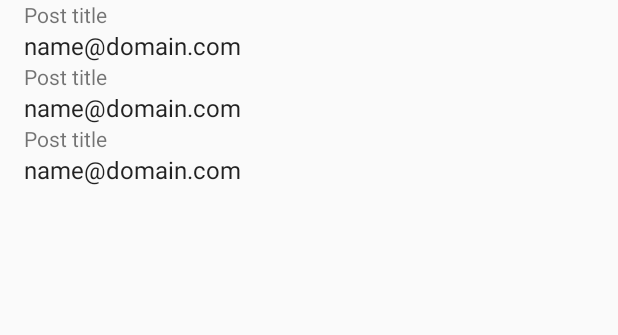
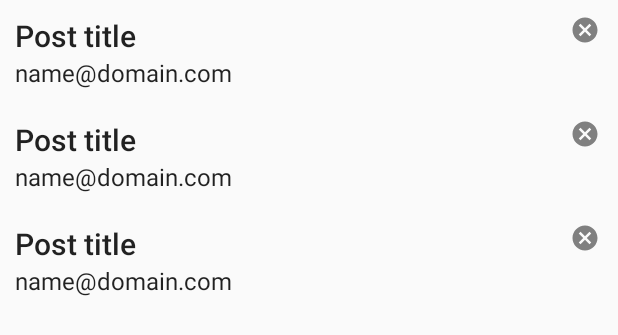
Before and after one commit to Bresiu/CodeChallenge, an Android app: the layout item_list.xml on its own in the app's theme, with its tools: preview values and no code run, on a phone screen of 412 x 824 dp. Shown: the top 335 px of the screen. Run offline under Robolectric (Android 15) with nearby library versions, the phone set to English and light mode, and no system bars.

Commit message:
Implement item click logic; Adjust list item UI

```diff
--- a/app/build.gradle
+++ b/app/build.gradle
@@ -5,6 +5,9 @@ apply plugin: 'kotlin-kapt'
 
 android {
 	compileSdkVersion 28
+	dataBinding {
+		enabled = true
+	}
 	defaultConfig {
 		applicationId "com.bresiu.codechallenge"
 		minSdkVersion 24
@@ -12,6 +15,7 @@ android {
 		versionCode 1
 		versionName "1.0"
 		testInstrumentationRunner "android.support.test.runner.AndroidJUnitRunner"
+		vectorDrawables.useSupportLibrary = true
 	}
 	buildTypes {
 		release {
--- /dev/null
+++ b/app/src/main/res/drawable/close_circle.xml
@@ -0,0 +1,8 @@
+<!-- drawable/close-circle.xml -->
+<vector xmlns:android="http://schemas.android.com/apk/res/android"
+    android:height="24dp"
+    android:width="24dp"
+    android:viewportWidth="24"
+    android:viewportHeight="24">
+    <path android:fillColor="#000" android:pathData="M12,2C17.53,2 22,6.47 22,12C22,17.53 17.53,22 12,22C6.47,22 2,17.53 2,12C2,6.47 6.47,2 12,2M15.59,7L12,10.59L8.41,7L7,8.41L10.59,12L7,15.59L8.41,17L12,13.41L15.59,17L17,15.59L13.41,12L17,8.41L15.59,7Z" />
+</vector>
--- a/app/src/main/res/layout-w900dp/item_list.xml
+++ b/app/src/main/res/layout-w900dp/item_list.xml
@@ -4,24 +4,27 @@
 		xmlns:tools="http://schemas.android.com/tools"
 		android:layout_width="match_parent"
 		android:layout_height="match_parent"
-		android:layout_marginLeft="16dp"
-		android:layout_marginRight="16dp"
 		android:baselineAligned="false"
 		android:divider="?android:attr/dividerHorizontal"
 		android:orientation="horizontal"
 		android:showDividers="middle"
+		android:padding="@dimen/list_padding"
 		tools:context=".presentation.activity.ItemListActivity">
 
 	<androidx.recyclerview.widget.RecyclerView
+			xmlns:android="http://schemas.android.com/apk/res/android"
+			xmlns:app="http://schemas.android.com/apk/res-auto"
+			xmlns:tools="http://schemas.android.com/tools"
 			android:id="@+id/item_list"
-			android:name="com.bresiu.codechallenge.ItemListFragment"
-			android:layout_width="@dimen/item_width"
+			android:layout_width="match_parent"
 			android:layout_height="match_parent"
-			android:layout_marginLeft="16dp"
-			android:layout_marginRight="16dp"
-			app:layoutManager="LinearLayoutManager"
-			tools:context="com.bresiu.codechallenge.presentation.activity.ItemListActivity"
-			tools:listitem="@layout/post_content"/>
+			android:paddingEnd="@dimen/list_padding"
+			android:paddingStart="@dimen/list_padding"
+			app:layoutManager="androidx.recyclerview.widget.LinearLayoutManager"
+			tools:context=".presentation.activity.ItemListActivity"
+			tools:listitem="@layout/post_content"
+			android:clipToPadding="false"
+			android:clipChildren="true"/>
 
 	<FrameLayout
 			android:id="@+id/item_detail_container"
--- a/app/src/main/res/layout/item_list.xml
+++ b/app/src/main/res/layout/item_list.xml
@@ -6,8 +6,10 @@
 		android:id="@+id/item_list"
 		android:layout_width="match_parent"
 		android:layout_height="match_parent"
-		android:layout_marginLeft="16dp"
-		android:layout_marginRight="16dp"
-		app:layoutManager="LinearLayoutManager"
+		android:paddingEnd="@dimen/list_padding"
+		android:paddingStart="@dimen/list_padding"
+		app:layoutManager="androidx.recyclerview.widget.LinearLayoutManager"
 		tools:context=".presentation.activity.ItemListActivity"
-		tools:listitem="@layout/post_content"/>
+		tools:listitem="@layout/post_content"
+		android:clipToPadding="false"
+		android:clipChildren="true"/>
--- a/app/src/main/res/layout/post_content.xml
+++ b/app/src/main/res/layout/post_content.xml
@@ -14,8 +14,11 @@
 	</data>
 
 	<androidx.constraintlayout.widget.ConstraintLayout
+			android:id="@+id/post_content"
 			android:layout_width="match_parent"
 			android:layout_height="wrap_content"
+			android:layout_marginBottom="@dimen/list_padding"
+			android:layout_marginTop="@dimen/list_padding"
 			android:onClick="@{clickListener}">
 
 		<TextView
@@ -23,7 +26,9 @@
 				android:layout_width="0dp"
 				android:layout_height="wrap_content"
 				android:text="@{post.postTitle}"
-				app:layout_constraintEnd_toEndOf="parent"
+				android:textAppearance="?attr/textAppearanceSearchResultTitle"
+				android:layout_marginBottom="8dp"
+				app:layout_constraintEnd_toStartOf="@+id/delete"
 				app:layout_constraintStart_toStartOf="parent"
 				app:layout_constraintTop_toTopOf="parent"
 				tools:text="Post title"/>
@@ -32,12 +37,23 @@
 				android:id="@+id/user_address"
 				android:layout_width="0dp"
 				android:layout_height="wrap_content"
-				android:text="@{post.usedEmail}"
-				android:textAppearance="?attr/textAppearanceListItem"
+				android:text="@{post.userEmail}"
+				android:textAppearance="?attr/textAppearanceSearchResultSubtitle"
+				app:layout_constraintEnd_toStartOf="@+id/delete"
+				app:layout_constraintStart_toStartOf="parent"
+				app:layout_constraintTop_toBottomOf="@+id/post_title"
+				tools:text="name@domain.com"/>
+
+		<ImageView
+				android:id="@+id/delete"
+				android:layout_width="0dp"
+				android:layout_height="20dp"
+				android:layout_marginStart="8dp"
+				android:tint="@android:color/tab_indicator_text"
+				android:onClick="@{clickListener}"
+				app:srcCompat="@drawable/close_circle"
 				app:layout_constraintEnd_toEndOf="parent"
-				app:layout_constraintStart_toStartOf="parent"
-				app:layout_constraintTop_toBottomOf="@id/post_title"
-				tools:text="name@domain.com"/>
+				app:layout_constraintTop_toTopOf="parent" android:contentDescription="@string/delete_post"/>
 
 	</androidx.constraintlayout.widget.ConstraintLayout>
 </layout>
--- a/app/src/main/res/values/colors.xml
+++ b/app/src/main/res/values/colors.xml
@@ -3,4 +3,5 @@
 	<color name="colorPrimary">#3F51B5</color>
 	<color name="colorPrimaryDark">#303F9F</color>
 	<color name="colorAccent">#FF4081</color>
+	<color name="colorDelete">#FF2</color>
 </resources>
--- a/app/src/main/res/values/dimens.xml
+++ b/app/src/main/res/values/dimens.xml
@@ -2,5 +2,5 @@
 <resources>
 	<dimen name="app_bar_height">200dp</dimen>
 	<dimen name="item_width">200dp</dimen>
-	<dimen name="text_margin">16dp</dimen>
+	<dimen name="list_padding">10dp</dimen>
 </resources>
--- a/app/src/main/res/values/strings.xml
+++ b/app/src/main/res/values/strings.xml
@@ -1,4 +1,5 @@
 <resources>
 	<string name="app_name">Challenge Accepted!</string>
 	<string name="title_item_detail">Item Detail</string>
+	<string name="delete_post">delete post</string>
 </resources>
```
Also changed, not shown: app/src/main/java/com/bresiu/codechallenge/adapters/ListViewItemAdapter.kt (+54 -50 lines), app/src/main/java/com/bresiu/codechallenge/model/PostWithUserAddress.java (+8 -0 lines), app/src/main/java/com/bresiu/codechallenge/presentation/activity/ItemListActivity.kt (+6 -1 lines), app/src/main/java/com/bresiu/codechallenge/presentation/viewmodel/ListViewModel.java (+7 -18 lines).
